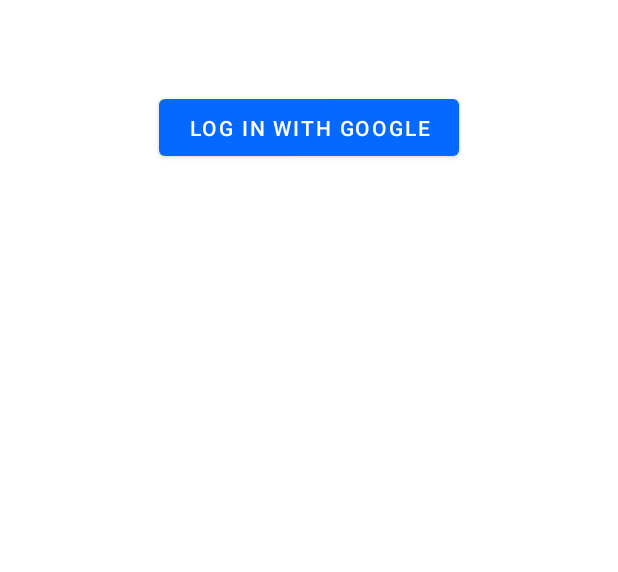
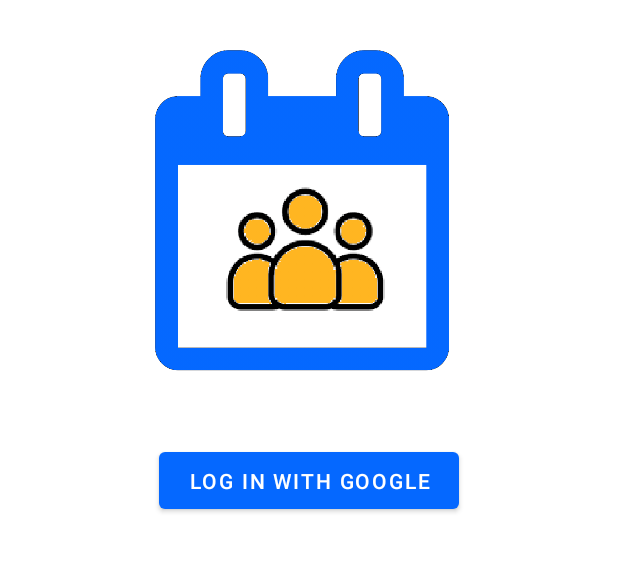
Before and after one commit to ddrewi/Palendar, an Android app: the screen it shows after launch (SignInActivity), on a phone screen of 412 x 824 dp, the part 225-797 px from its top. Run offline under Robolectric (Android 15) with nearby library versions, the phone set to English and light mode, and no system bars; our stand-ins replace Firebase (no records; nobody signed in at launch, a user with empty details on screens opened directly); Roboto replaces fonts that are not available here.

Commit message:
updated Sign In page xml

```diff
--- a/app/src/main/res/layout/activity_sign_in.xml
+++ b/app/src/main/res/layout/activity_sign_in.xml
@@ -17,14 +17,13 @@
         android:theme="@style/titleTextView"
         android:layout_marginTop="@dimen/marginTop"/>
 
-    <!-- to be replaced with logo -->
     <ImageView
-        android:id="@+id/logo"
-        android:layout_width="wrap_content"
-        android:layout_height="wrap_content"
-        tools:srcCompat="@tools:sample/avatars"
+        android:id="@+id/logoImage"
+        android:layout_width="@dimen/imageDimens"
+        android:layout_height="@dimen/imageDimens"
         android:layout_gravity="center"
-        android:layout_marginTop="@dimen/marginBetween"/>
+        android:layout_marginTop="@dimen/marginBetweenSmall"
+        app:srcCompat="@drawable/palendar_icon" />
 
     <Button
         android:id="@+id/google_signIn"
@@ -35,7 +34,7 @@
         android:layout_gravity="center"
         android:layout_marginTop="@dimen/marginBetween"/>
 
-    <!-- password needs to be hidden -->
+
 
 
 </androidx.appcompat.widget.LinearLayoutCompat>
--- a/app/src/main/res/values/dimens.xml
+++ b/app/src/main/res/values/dimens.xml
@@ -14,4 +14,6 @@
     <dimen name="editTextWidth">200dp</dimen>
     <dimen name="editTextHeight">50dp</dimen>
 
+    <dimen name="imageDimens">250dp</dimen>
+
 </resources>
```
